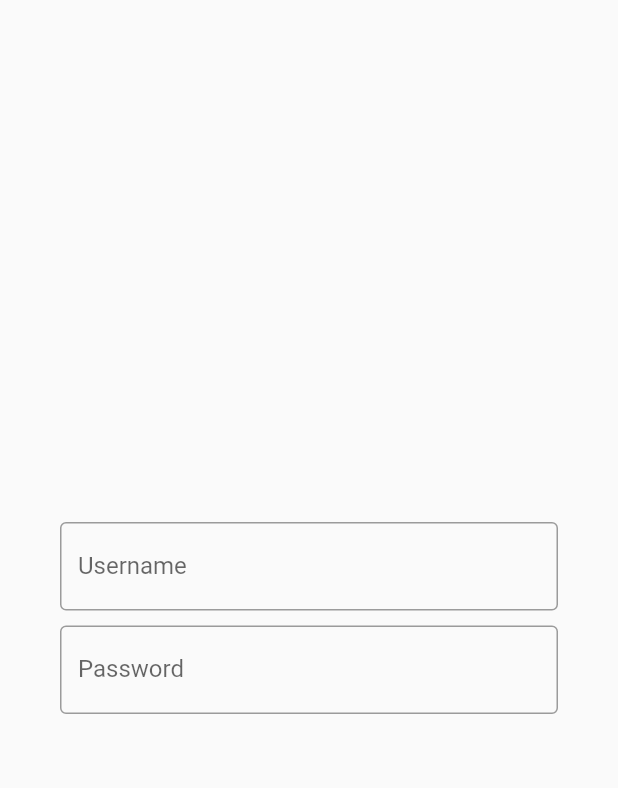
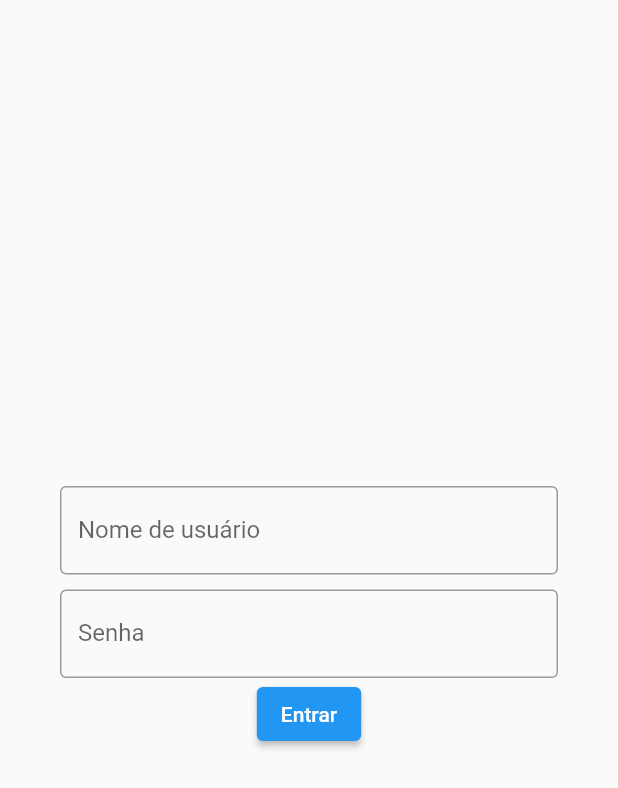
Before and after one commit to BlackLeg15/santander_turma_2, a Flutter app: the AuthPage screen opened directly, on a phone screen of 412 x 824 dp. Shown: the top 788 px of the screen. Run offline on Flutter 3.47's test engine with Material 2 defaults, Android fonts, the phone set to English and light mode, and no system bars; our stand-ins replace flutter_mobx, flutter_modular, flutter_triple, mobx; generated files the repository leaves out were written again.

Commit message:
feat: auth form | organizing folders

```diff
--- a/lib/app/app_module.dart
+++ b/lib/app/app_module.dart
@@ -1,6 +1,6 @@
 import 'package:flutter_modular/flutter_modular.dart';
 
-import 'modules/auth/auth_module.dart';
+import 'modules/auth/presenter/auth_module.dart';
 import 'modules/home/home_module.dart';
 
 class AppModule extends Module {
--- a/lib/app/modules/auth/auth_page.dart
+++ /dev/null
@@ -1,79 +0,0 @@
-import 'package:flutter/material.dart';
-import 'package:flutter_mobx/flutter_mobx.dart';
-import 'package:flutter_modular/flutter_modular.dart';
-import 'package:mobx/mobx.dart';
-import 'package:santander_turma_2/app/modules/auth/auth_store.dart';
-import 'package:santander_turma_2/app/modules/auth/states/auth_store_states.dart';
-
-class AuthPage extends StatefulWidget {
-  const AuthPage({Key? key}) : super(key: key);
-
-  @override
-  State<AuthPage> createState() => _AuthPageState();
-}
-
-class _AuthPageState extends State<AuthPage> {
-  final store = Modular.get<AuthStore>();
-  late ReactionDisposer disposable;
-
-  @override
-  void initState() {
-    super.initState();
-    disposable = reaction((_) => store.state, (state) {
-      if (state is AuthStoreSuccessState) {
-        ScaffoldMessenger.of(context).showSnackBar(SnackBar(content: Text(state.toString())));
-      }
-    });
-  }
-
-  @override
-  void dispose() {
-    disposable.call();
-    super.dispose();
-  }
-
-  var username = '';
-  String? usernameError;
-
-  var password = '';
-  String? passwordError;
-
-  @override
-  Widget build(BuildContext context) {
-    return Scaffold(
-      body: Container(
-        margin: const EdgeInsets.symmetric(horizontal: 40),
-        child: Observer(
-          builder: ((context) {
-            return Column(
-              mainAxisAlignment: MainAxisAlignment.center,
-              children: [
-                TextField(
-                  decoration: InputDecoration(
-                    label: const Text('Username'),
-                    border: const OutlineInputBorder(),
-                    errorText: usernameError,
-                  ),
-                  onChanged: (value) {
-                    username = value;
-                  },
-                ),
-                const SizedBox(height: 10),
-                TextField(
-                  decoration: InputDecoration(
-                    label: const Text('Password'),
-                    border: const OutlineInputBorder(),
-                    errorText: passwordError
-                  ),
-                  onChanged: (value) {
-                    password = value;
-                  },
-                ),
-              ],
-            );
-          }),
-        ),
-      ),
-    );
-  }
-}
--- a/lib/app/modules/auth/auth_module.dart
+++ b/lib/app/modules/auth/presenter/auth_module.dart
@@ -1,7 +1,7 @@
 import 'package:flutter_modular/flutter_modular.dart';
 
 import 'auth_page.dart';
-import 'auth_store.dart';
+import 'pages/auth/stores/auth_store.dart';
 
 class AuthModule extends Module {
   @override
--- /dev/null
+++ b/lib/app/modules/auth/presenter/pages/auth/auth_page.dart
@@ -0,0 +1,100 @@
+import 'package:flutter/material.dart';
+import 'package:flutter_mobx/flutter_mobx.dart';
+import 'package:flutter_modular/flutter_modular.dart';
+import 'package:mobx/mobx.dart';
+
+import 'stores/auth_store.dart';
+import 'stores/states/auth_store_states.dart';
+
+class AuthPage extends StatefulWidget {
+  const AuthPage({Key? key}) : super(key: key);
+
+  @override
+  State<AuthPage> createState() => _AuthPageState();
+}
+
+class _AuthPageState extends State<AuthPage> {
+  final store = Modular.get<AuthStore>();
+  late ReactionDisposer disposable;
+
+  @override
+  void initState() {
+    super.initState();
+    disposable = reaction((_) => store.state, (state) {
+      if (state is AuthStoreSuccessState) {
+        ScaffoldMessenger.of(context).showSnackBar(const SnackBar(content: Text('Você será redirecionado')));
+      }
+    });
+  }
+
+  @override
+  void dispose() {
+    disposable.call();
+    super.dispose();
+  }
+
+  var username = '';
+  String? usernameError;
+
+  var password = '';
+  String? passwordError;
+
+  void validateUsername() {
+    usernameError = username.isEmpty ? 'Digite seu nome de usuário' : null;
+  }
+
+  void validatePassword() {
+    passwordError = password.isEmpty ? 'Digite sua senha' : null;
+  }
+
+  @override
+  Widget build(BuildContext context) {
+    return Scaffold(
+      body: Container(
+        margin: const EdgeInsets.symmetric(horizontal: 40),
+        child: Column(
+          mainAxisAlignment: MainAxisAlignment.center,
+          children: [
+            StatefulBuilder(
+              builder: (context, localSetState) {
+                return TextField(
+                  decoration: InputDecoration(
+                    label: const Text('Nome de usuário'),
+                    border: const OutlineInputBorder(),
+                    errorText: usernameError,
+                  ),
+                  onChanged: (value) {
+                    username = value;
+                    localSetState(validateUsername);
+                  },
+                );
+              },
+            ),
+            const SizedBox(height: 10),
+            StatefulBuilder(
+              builder: (context, localSetState) {
+                return TextField(
+                  decoration: InputDecoration(label: const Text('Senha'), border: const OutlineInputBorder(), errorText: passwordError),
+                  onChanged: (value) {
+                    password = value;
+                    localSetState(validatePassword);
+                  },
+                );
+              },
+            ),
+            Observer(builder: (_) {
+              return ElevatedButton(
+                  onPressed: store.state is AuthStoreLoadingState
+                      ? null
+                      : () {
+                          if (usernameError != null || passwordError != null) return;
+                          store.loginWithUsernameAndPasswrd();
+                        },
+                  child: const Text('Entrar'));
+            }),
+          ],
+        ),
+      ),
+    );
+  }
+}
--- a/lib/app/modules/auth/auth_store.dart
+++ b/lib/app/modules/auth/presenter/pages/auth/stores/auth_store.dart
@@ -1,5 +1,6 @@
 import 'package:mobx/mobx.dart';
-import 'package:santander_turma_2/app/modules/auth/states/auth_store_states.dart';
+
+import 'states/auth_store_states.dart';
 
 part 'auth_store.g.dart';
 
```
Also changed, not shown: lib/app/modules/auth/presenter/pages/auth/stores/auth_store.g.dart (renamed from lib/app/modules/auth/auth_store.g.dart), lib/app/modules/auth/presenter/pages/auth/stores/states/auth_store_states.dart (renamed from lib/app/modules/auth/states/auth_store_states.dart).
